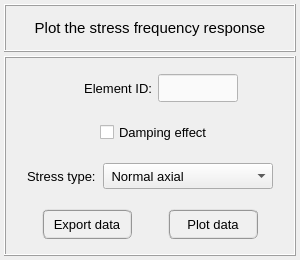
Before: the Qt Designer form pulse/interface/data/ui_files/plots/results/structural/get_stresses_for_harmonic_analysis.ui in open-pulse/OpenPulse, drawn with Qt 5.
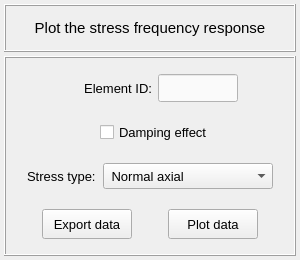
After: the same form once the commit is applied.

```diff
--- a/pulse/interface/data/ui_files/plots/results/structural/get_stresses_for_harmonic_analysis.ui
+++ b/pulse/interface/data/ui_files/plots/results/structural/get_stresses_for_harmonic_analysis.ui
@@ -643,10 +643,7 @@
             </font>
            </property>
            <property name="styleSheet">
-            <string notr="true">QPushButton{border-radius: 6px; border-color: rgb(150, 150, 150); border-style: ridge; border-width: 2px; color: rgb(0, 0, 0); background-color: rgb(240, 240, 240)}
-QPushButton:hover{border-radius: 6px; border-color: rgb(0, 170, 255); border-style: ridge; border-width: 2px; color: rgb(0, 0, 0); background-color: rgba(174, 213, 255, 100)}
-QPushButton:pressed{border-radius: 6px; border-color: rgb(0, 170, 255); border-style: ridge; border-width: 2px; color: rgb(0, 0, 0); background-color: rgb(174, 213, 255)}
-QPushButton:disabled{border-radius: 6px; border-color: rgb(150, 150, 150); border-style: ridge; border-width: 0px; color: rgb(150,150, 150); background-color: rgb(220, 220, 220)}</string>
+            <string notr="true"/>
            </property>
            <property name="text">
             <string>Plot data</string>
@@ -677,10 +674,7 @@
             </font>
            </property>
            <property name="styleSheet">
-            <string notr="true">QPushButton{border-radius: 6px; border-color: rgb(150, 150, 150); border-style: ridge; border-width: 2px; color: rgb(0, 0, 0); background-color: rgb(240, 240, 240)}
-QPushButton:hover{border-radius: 6px; border-color: rgb(0, 170, 255); border-style: ridge; border-width: 2px; color: rgb(0, 0, 0); background-color: rgba(174, 213, 255, 100)}
-QPushButton:pressed{border-radius: 6px; border-color: rgb(0, 170, 255); border-style: ridge; border-width: 2px; color: rgb(0, 0, 0); background-color: rgb(174, 213, 255)}
-QPushButton:disabled{border-radius: 6px; border-color: rgb(150, 150, 150); border-style: ridge; border-width: 0px; color: rgb(150,150, 150); background-color: rgb(220, 220, 220)}</string>
+            <string notr="true"/>
            </property>
            <property name="text">
             <string>Export data</string>
```
Left out of the diff: 3 changed lines with no effect on the pictures.
